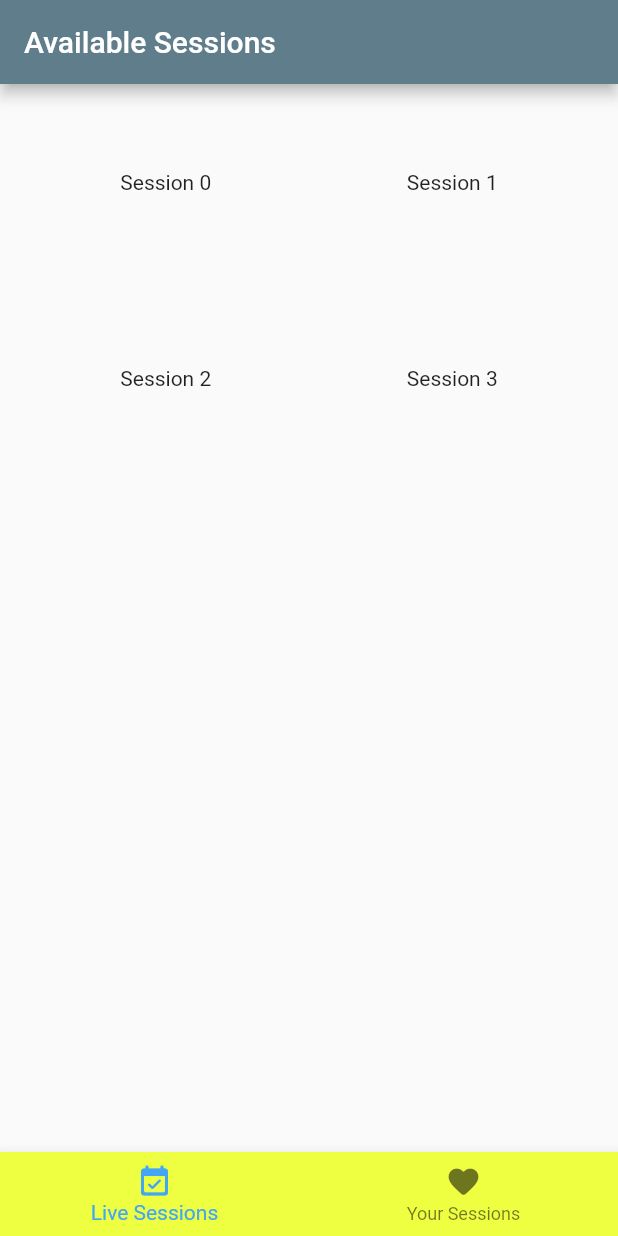
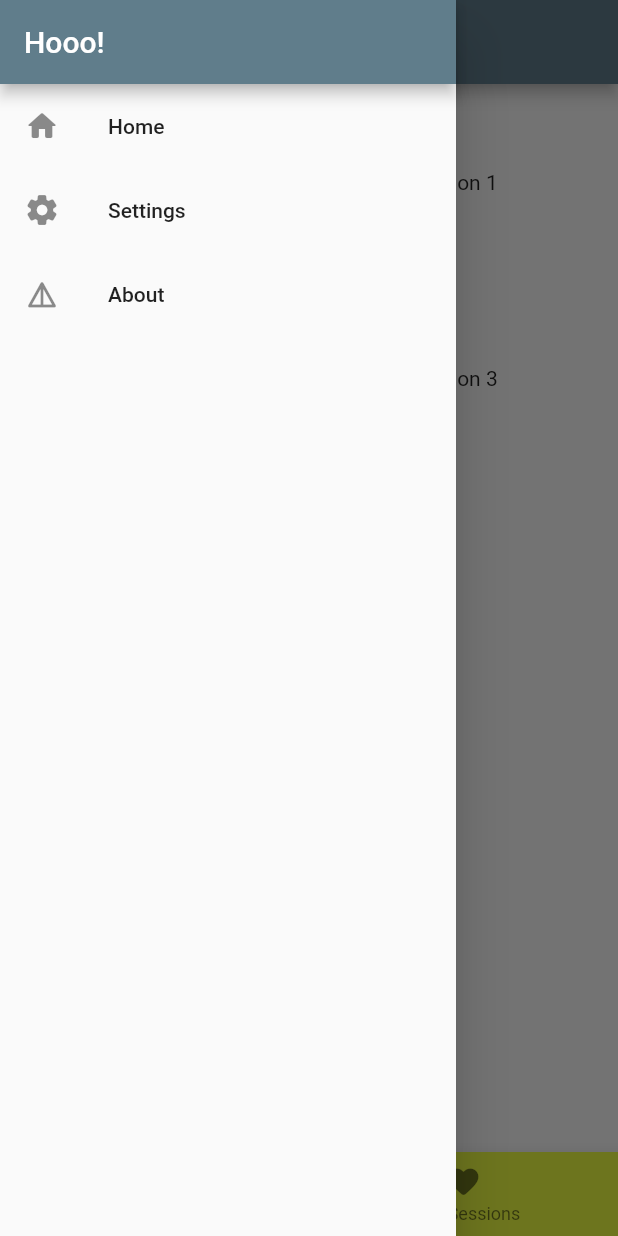
Before and after one commit to tayyab530/QuranicSessions, a Flutter app: the screen it shows after launch, with the side drawer open (before the commit the screen has no drawer), on a phone screen of 412 x 824 dp. Run offline on Flutter 3.47's test engine with Material 2 defaults, Android fonts, the phone set to English and light mode, and no system bars.

Commit message:
Settings and About screens are setuped

```diff
--- a/lib/src/app.dart
+++ b/lib/src/app.dart
@@ -1,4 +1,8 @@
 import 'package:flutter/material.dart';
+
+
+import 'screens/about_screen.dart';
+import 'screens/settings_screen.dart';
 
 import 'screens/main_screen.dart';
 
@@ -11,7 +15,12 @@ class App extends StatelessWidget {
         accentColor: Colors.limeAccent,
       ),
       title: 'Quranic Session',
-      home: MainScreen(),
+      // home: MainScreen(),
+      routes: {
+        MainScreen.routeName: (ctx) => MainScreen(),
+        SettingsScreen.routeName: (ctx)=> SettingsScreen(),
+        AboutScreen.routeName: (ctx)=> AboutScreen(),
+      },
     );
   }
 }
--- /dev/null
+++ b/lib/src/screens/about_screen.dart
@@ -0,0 +1,14 @@
+import 'package:flutter/material.dart';
+import '../widgets/app_drawer.dart';
+
+class AboutScreen extends StatelessWidget {
+  static const routeName = 'about';
+
+  @override
+  Widget build(BuildContext context) {
+    return Scaffold(
+      drawer: AppDrawer(),
+      appBar: AppBar(title: Text('About'),),
+    );
+  }
+}
--- a/lib/src/screens/main_screen.dart
+++ b/lib/src/screens/main_screen.dart
@@ -1,7 +1,11 @@
 import 'package:flutter/material.dart';
-import 'package:quranic_session/src/widgets/session_grid.dart';
+
+import '../widgets/app_drawer.dart';
+import '../widgets/session_grid.dart';
 
 class MainScreen extends StatefulWidget {
+  static const routeName = '/';
+
   @override
   _MainScreenState createState() => _MainScreenState();
 }
@@ -9,7 +13,7 @@ class MainScreen extends StatefulWidget {
 class _MainScreenState extends State<MainScreen> {
   List<Widget> _tabsScreens = [
     SessionsGrid(),
-    Container(
+    Center(
       child: Text('Favourite Screen'),
     ),
   ];
@@ -19,6 +23,7 @@ class _MainScreenState extends State<MainScreen> {
   @override
   Widget build(BuildContext context) {
     return Scaffold(
+      drawer: AppDrawer(),
       appBar: AppBar(
         title: Text(_selectedTab == 0 ? 'Available Sessions' : 'Your Session'),
       ),
--- /dev/null
+++ b/lib/src/screens/settings_screen.dart
@@ -0,0 +1,17 @@
+import 'package:flutter/material.dart';
+
+import '../widgets/app_drawer.dart';
+
+class SettingsScreen extends StatelessWidget {
+  static const String routeName = '/settings';
+
+  @override
+  Widget build(BuildContext context) {
+    return Scaffold(
+      drawer: AppDrawer(),
+      appBar: AppBar(
+        title: Text('Settings'),
+      ),
+    );
+  }
+}
--- /dev/null
+++ b/lib/src/widgets/app_drawer.dart
@@ -0,0 +1,38 @@
+import 'package:flutter/material.dart';
+import 'package:quranic_session/src/screens/main_screen.dart';
+
+import '../screens/about_screen.dart';
+import '../screens/settings_screen.dart';
+
+class AppDrawer extends StatelessWidget {
+  @override
+  Widget build(BuildContext context) {
+    return Drawer(
+      child: Scaffold(
+        appBar: AppBar(
+          automaticallyImplyLeading: false,
+          title: Text('Hooo!'),
+        ),
+        body: Column(
+          children: [
+            buildDrawerTile(Icons.home_rounded,'Home',MainScreen.routeName,context),
+            buildDrawerTile(Icons.settings_rounded, 'Settings',SettingsScreen.routeName,context),
+            buildDrawerTile(Icons.details_rounded, 'About',AboutScreen.routeName,context),
+          ],
+        ),
+      ),
+    );
+  }
+
+  Widget buildDrawerTile(IconData icon, String title,String routeName,BuildContext context) {
+    return ListTile(
+      leading: Icon(icon),
+      title: Text(title),
+      onTap: () => goto(routeName,context),
+    );
+  }
+
+  goto(String routeName,BuildContext context){
+    Navigator.of(context).pushReplacementNamed(routeName);
+  }
+}
```
